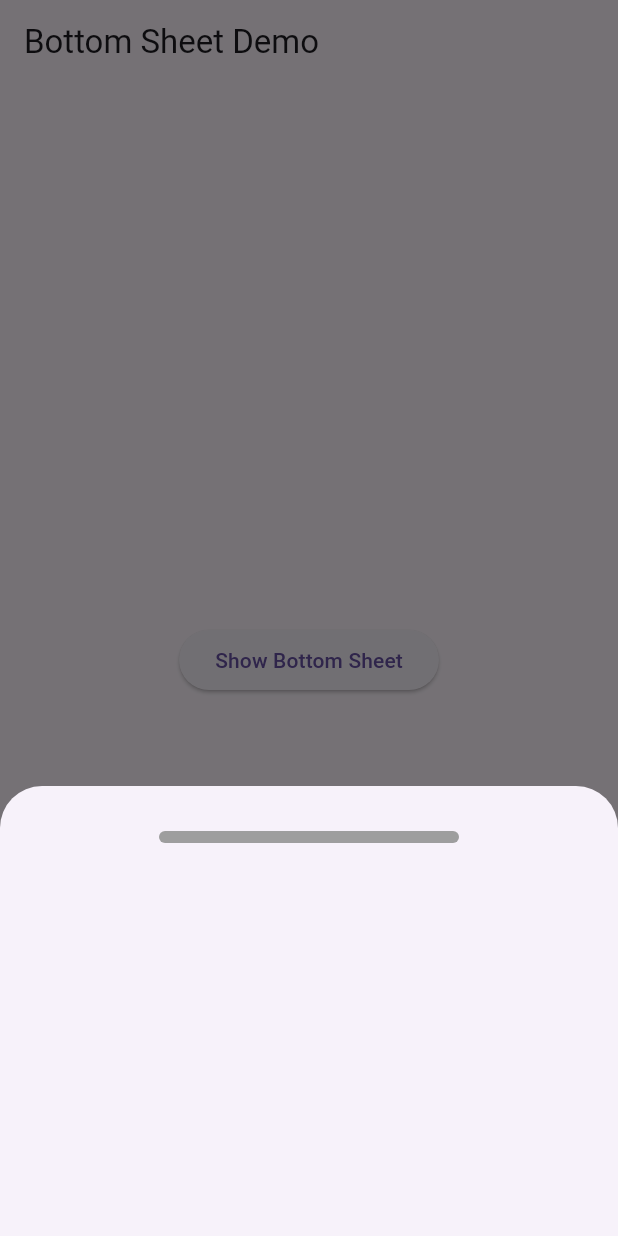
After one commit to MuhammadAliKust/Flutter-B24, a Flutter app: the screen it shows after launch, after a tap on "Show Bottom Sheet", on a phone screen of 412 x 824 dp. The commit adds this screen. Run offline on Flutter 3.47's test engine with Material 3 defaults, Android fonts, the light colour scheme and no system bars; our stand-ins replace smooth_page_indicator, string_validator.

Commit message:
Dialog Box and Bottom Sheet Done

```diff
--- /dev/null
+++ b/lib/bottom_sheet.dart
@@ -0,0 +1,41 @@
+import 'package:flutter/material.dart';
+
+class BottomSheetDemo extends StatelessWidget {
+  const BottomSheetDemo({super.key});
+
+  @override
+  Widget build(BuildContext context) {
+    return Scaffold(
+      appBar: AppBar(title: Text("Bottom Sheet Demo")),
+      body: Center(
+        child: ElevatedButton(
+          onPressed: () {
+            showModalBottomSheet(
+              context: context,
+              builder: (context) {
+                return Container(
+                  height: 300,
+                  width: MediaQuery.of(context).size.width,
+                  child: Column(
+                    children: [
+                      SizedBox(height: 30),
+                      Container(
+                        height: 8,
+                        width: 200,
+                        decoration: BoxDecoration(
+                          borderRadius: BorderRadius.circular(20),
+                          color: Colors.grey,
+                        ),
+                      ),
+                    ],
+                  ),
+                );
+              },
+            );
+          },
+          child: Text("Show Bottom Sheet"),
+        ),
+      ),
+    );
+  }
+}
--- a/lib/main.dart
+++ b/lib/main.dart
@@ -1,10 +1,12 @@
 import 'package:flutter/material.dart';
 import 'package:flutter_b24/asset_image.dart';
+import 'package:flutter_b24/dialog_box.dart';
 import 'package:flutter_b24/page_view.dart';
 import 'package:flutter_b24/single_selection.dart';
 import 'package:flutter_b24/tabbar_view.dart';
 
 import 'bottom_bar.dart';
+import 'bottom_sheet.dart';
 import 'dynamic_list_view.dart';
 import 'grid_view.dart';
 import 'list_view.dart';
@@ -23,7 +25,7 @@
   @override
   Widget build(BuildContext context) {
     return MaterialApp(
-      home: TabbarViewDemo(),
+      home: BottomSheetDemo(),
     );
   }
 
```
Also changed, not shown: lib/dialog_box.dart (added, +38 -0 lines).
